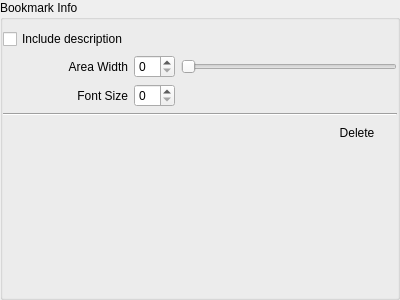
networkoptix/nx_open, file client/nx_client_desktop/src/nx/client/desktop/export/widgets/bookmark_overlay_settings_widget.ui: the form before one commit.
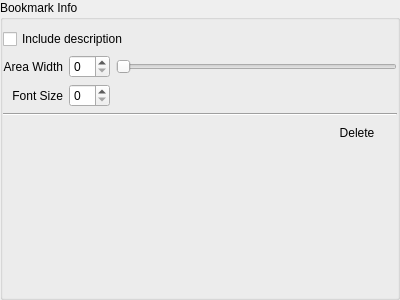
The form after the commit.

Commit message:
# Export bookmark overlay settings widget layout fix
<==== Mercurial data ====>
Branch: vms_3.1.1

```diff
--- a/client/nx_client_desktop/src/nx/client/desktop/export/widgets/bookmark_overlay_settings_widget.ui
+++ b/client/nx_client_desktop/src/nx/client/desktop/export/widgets/bookmark_overlay_settings_widget.ui
@@ -140,7 +140,7 @@
         </property>
        </spacer>
       </item>
-      <item row="0" column="0">
+      <item row="0" column="0" colspan="3">
        <widget class="QCheckBox" name="descriptionCheckBox">
         <property name="text">
          <string>Include description</string>
```
